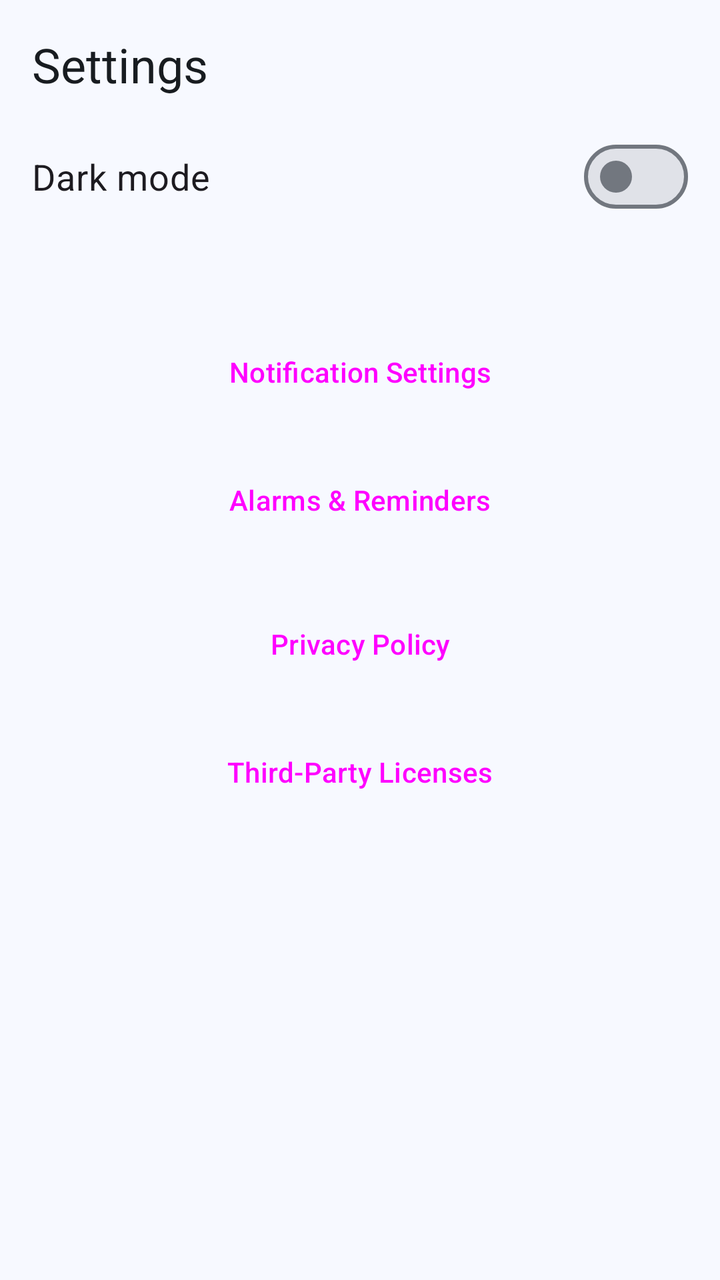
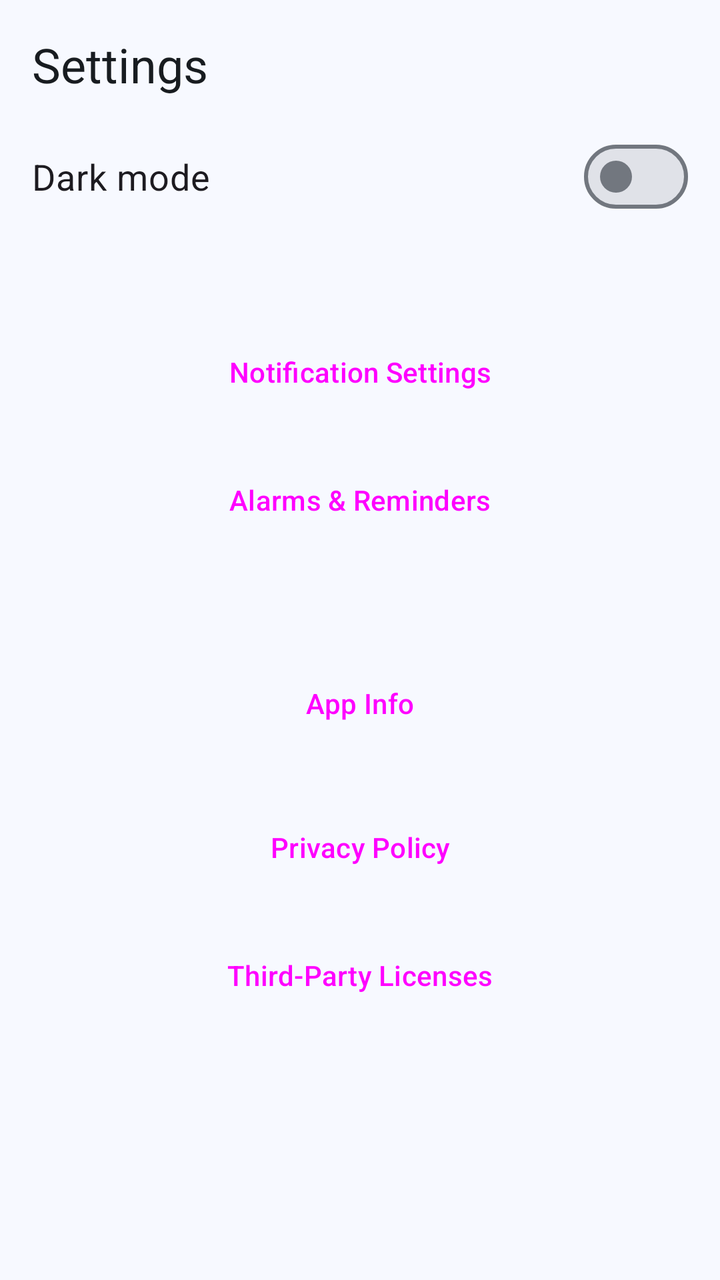

Before-and-after screenshots of an Android layout around one commit, followed by the original layout XML and the change that was made.
<!-- AndroidManifest.xml: application theme Theme.Vagor -->
<!-- res/layout/fragment_settings.xml -->
<?xml version="1.0" encoding="utf-8"?>
<ScrollView
    xmlns:android="http://schemas.android.com/apk/res/android"
    xmlns:tools="http://schemas.android.com/tools"
    android:layout_width="match_parent"
    android:layout_height="match_parent">

    <LinearLayout
        android:layout_width="match_parent"
        android:layout_height="wrap_content"
        android:orientation="vertical"
        android:padding="16dp">

        <TextView
            android:layout_width="wrap_content"
            android:layout_height="wrap_content"
            android:layout_marginBottom="16dp"
            android:accessibilityHeading="true"
            android:text="@string/settings"
            android:textAppearance="?attr/textAppearanceHeadlineSmall"
            tools:targetApi="28" />

        <com.google.android.material.materialswitch.MaterialSwitch
            android:id="@+id/switchDarkMode"
            android:layout_width="match_parent"
            android:layout_height="wrap_content"
            android:minHeight="48dp"
            android:text="@string/dark_mode"
            android:textSize="18sp" />

        
        <TextView
            android:id="@+id/eventRemindersStatus"
            android:layout_width="match_parent"
            android:layout_height="wrap_content"
            android:layout_marginTop="16dp"
            android:textAppearance="?attr/textAppearanceBodyLarge" />

        
        <Button
            android:id="@+id/buttonNotificationSettings"
            style="@style/Widget.Vagor.Button.Outlined"
            android:layout_width="match_parent"
            android:layout_height="wrap_content"
            android:layout_marginTop="8dp"
            android:text="@string/notification_settings" />

        <Button
            android:id="@+id/buttonAlarmsAndReminders"
            style="@style/Widget.Vagor.Button.Outlined"
            android:layout_width="match_parent"
            android:layout_height="wrap_content"
            android:layout_marginTop="8dp"
            android:text="@string/alarms_and_reminders" />

        <Button
            android:id="@+id/buttonPrivacyPolicy"
            style="@style/Widget.Vagor.Button.Outlined"
            android:layout_width="match_parent"
            android:layout_height="wrap_content"
            android:layout_marginTop="16dp"
            android:text="@string/privacy_policy" />

        <Button
            android:id="@+id/buttonThirdPartyLicenses"
            style="@style/Widget.Vagor.Button.Outlined"
            android:layout_width="match_parent"
            android:layout_height="wrap_content"
            android:layout_marginTop="8dp"
            android:text="@string/third_party_licenses" />

        
        <TextView
            android:id="@+id/appVersion"
            android:layout_width="match_parent"
            android:layout_height="wrap_content"
            android:layout_marginTop="16dp"
            android:textAppearance="?attr/textAppearanceBodyMedium" />

    </LinearLayout>

</ScrollView>
<!-- resources referenced by this layout -->
<resources>
  <string name="alarms_and_reminders">Alarms &amp; Reminders</string>
  <string name="dark_mode">Dark mode</string>
  <string name="notification_settings">Notification Settings</string>
  <string name="privacy_policy">Privacy Policy</string>
  <string name="settings">Settings</string>
  <string name="third_party_licenses">Third-Party Licenses</string>
  <style name="Widget.Vagor.Button.Outlined" parent="Widget.Material3.Button.OutlinedButton">
          <item name="android:minHeight">@dimen/button_height</item>
          <item name="android:insetTop">0dp</item>
          <item name="android:insetBottom">0dp</item>
      </style>
  <style name="Theme.Vagor" parent="Base.Theme.Vagor">
          <item name="materialTimePickerTheme">@style/ThemeOverlay.Vagor.MaterialTimePicker</item>
      </style>
  <dimen name="button_height">56dp</dimen>
  <style name="ThemeOverlay.Vagor.MaterialTimePicker" parent="ThemeOverlay.Material3.MaterialTimePicker">
          <item name="colorTertiaryContainer">?attr/colorPrimary</item>
          <item name="colorOnTertiaryContainer">?attr/colorOnPrimary</item>
      </style>
  <color name="vagor_light_primary">#00639B</color>
  <color name="vagor_light_onPrimary">#FFFFFF</color>
  <color name="vagor_light_primaryContainer">#CEE5FF</color>
  <color name="vagor_light_onPrimaryContainer">#001D33</color>
  <color name="vagor_light_secondary">#51606F</color>
  <color name="vagor_light_onSecondary">#FFFFFF</color>
  <color name="vagor_light_secondaryContainer">#D5E4F7</color>
  <color name="vagor_light_onSecondaryContainer">#0E1D2A</color>
  <color name="vagor_light_tertiary">#68587A</color>
  <color name="vagor_light_onTertiary">#FFFFFF</color>
  <color name="vagor_light_tertiaryContainer">#EFDBFF</color>
  <color name="vagor_light_onTertiaryContainer">#231533</color>
  <color name="vagor_light_error">#BA1A1A</color>
  <color name="vagor_light_onError">#FFFFFF</color>
  <color name="vagor_light_errorContainer">#FFDAD6</color>
  <color name="vagor_light_onErrorContainer">#410002</color>
  <color name="vagor_light_background">#F7F9FF</color>
  <color name="vagor_light_onBackground">#181C20</color>
  <color name="vagor_light_surface">#F7F9FF</color>
  <color name="vagor_light_onSurface">#181C20</color>
  <color name="vagor_light_surfaceVariant">#DEE3EB</color>
  <color name="vagor_light_onSurfaceVariant">#42474E</color>
  <color name="vagor_light_outline">#72777F</color>
  <color name="vagor_light_outlineVariant">#C2C7CF</color>
  <color name="vagor_light_inverseSurface">#2D3135</color>
  <color name="vagor_light_inverseOnSurface">#EFF1F6</color>
  <color name="vagor_light_inversePrimary">#97CBFF</color>
  <color name="vagor_light_surfaceDim">#D8DAE0</color>
  <color name="vagor_light_surfaceBright">#F7F9FF</color>
  <color name="vagor_light_surfaceContainerLowest">#FFFFFF</color>
  <color name="vagor_light_surfaceContainerLow">#F1F3F9</color>
  <color name="vagor_light_surfaceContainer">#ECEEF3</color>
  <color name="vagor_light_surfaceContainerHigh">#E6E8EE</color>
  <color name="vagor_light_surfaceContainerHighest">#E0E2E8</color>
  <!-- unchanged entries left out for length: 1 -->
</resources>

<!-- the commit's change to res/layout/fragment_settings.xml (unified diff, before → after) -->
@@ -53,6 +53,22 @@
             android:layout_marginTop="8dp"
             android:text="@string/alarms_and_reminders" />
 
+        
+        <TextView
+            android:id="@+id/hibernationStatus"
+            android:layout_width="match_parent"
+            android:layout_height="wrap_content"
+            android:layout_marginTop="16dp"
+            android:textAppearance="?attr/textAppearanceBodyLarge" />
+
+        <Button
+            android:id="@+id/buttonAppInfo"
+            style="@style/Widget.Vagor.Button.Outlined"
+            android:layout_width="match_parent"
+            android:layout_height="wrap_content"
+            android:layout_marginTop="8dp"
+            android:text="@string/app_info" />
+
         <Button
             android:id="@+id/buttonPrivacyPolicy"
             style="@style/Widget.Vagor.Button.Outlined"
<!-- resource entries referenced after the edit -->
@@ -1,6 +1,7 @@
 <!-- resources referenced by this layout -->
 <resources>
   <string name="alarms_and_reminders">Alarms &amp; Reminders</string>
+  <string name="app_info">App Info</string>
   <string name="dark_mode">Dark mode</string>
   <string name="notification_settings">Notification Settings</string>
   <string name="privacy_policy">Privacy Policy</string>
